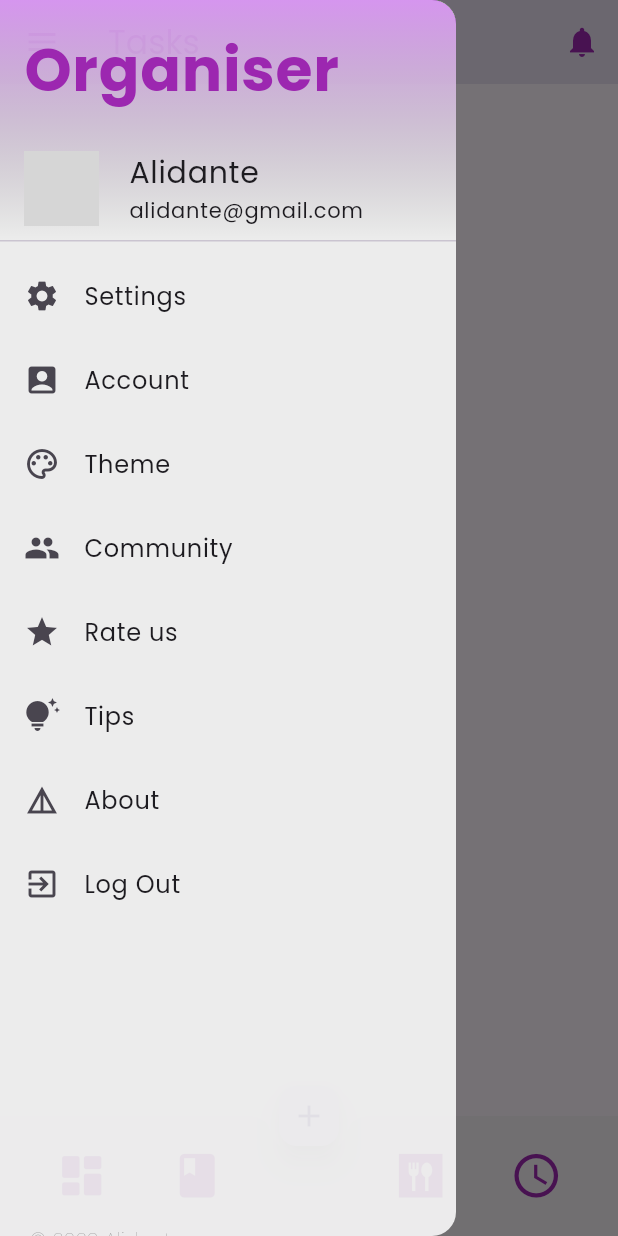
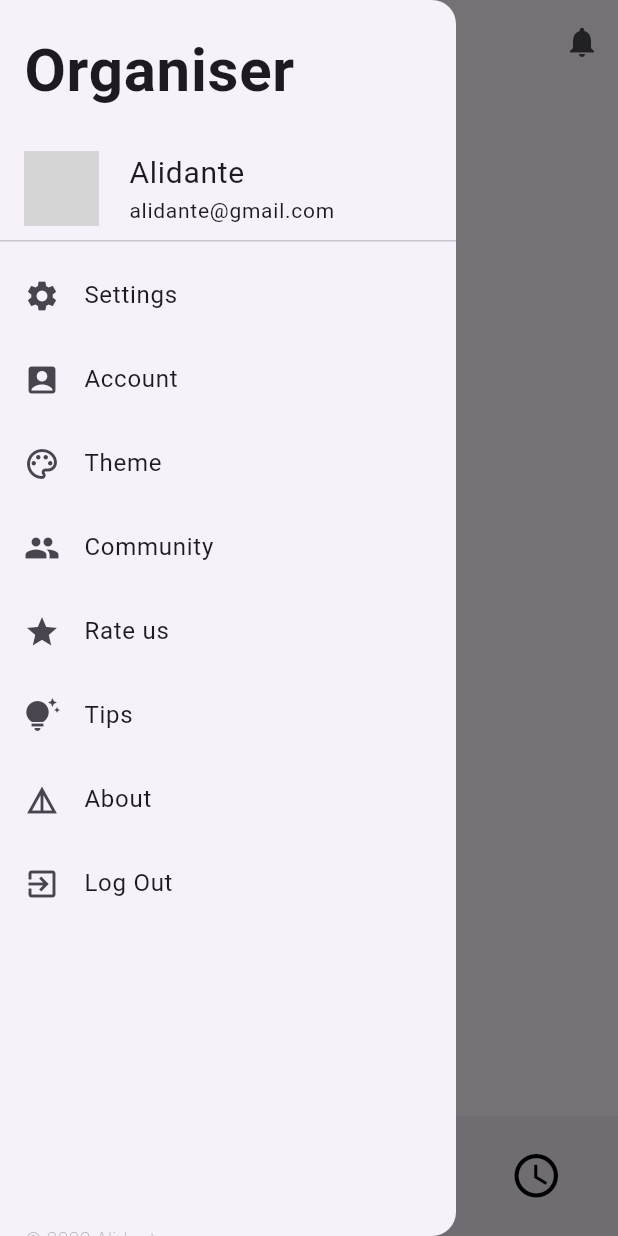
Before and after one commit to prenext/organiser, a Flutter app: the screen it shows after launch, item 2 of the bottom bar chosen, with the side drawer open, on a phone screen of 412 x 824 dp. Run offline on Flutter 3.47's test engine with Material 3 defaults, Android fonts, the phone set to English and light mode, and no system bars; our stand-ins replace google_fonts; network calls fail; grey boxes are pictures that could not be loaded.

Commit message:
update homepage ui

```diff
--- a/lib/main.dart
+++ b/lib/main.dart
@@ -17,15 +17,15 @@ class OrganiserApp extends StatefulWidget {
 class _OrganiserAppState extends State<OrganiserApp> {
   @override
   Widget build(BuildContext context) {
-    SystemChrome.setSystemUIOverlayStyle(SystemUiOverlayStyle(
-      statusBarColor: Colors.transparent,
-    ));
-    return  MaterialApp(
-         theme: ThemeData(
-           primarySwatch: Colors.purple,
-        textTheme: GoogleFonts.poppinsTextTheme(
-          Theme.of(context).textTheme,
-        ),
+    // SystemChrome.setSystemUIOverlayStyle(SystemUiOverlayStyle(
+    //     //statusBarColor: Colors.transparent,
+    //     ));
+    return MaterialApp(
+      theme: ThemeData(
+        primarySwatch: Colors.deepPurple,
+        // textTheme: GoogleFonts.poppinsTextTheme(
+        //   Theme.of(context).textTheme,
+        // ),
       ),
       home: SplashScreen(),
       debugShowCheckedModeBanner: false,
--- a/lib/pages/home/home_page.dart
+++ b/lib/pages/home/home_page.dart
@@ -12,7 +12,6 @@ class HomePage extends StatefulWidget {
 }
 
 class _HomePageState extends State<HomePage> {
-
   int currentIndex = 0;
 
   final PageController _pageController = PageController();
@@ -59,11 +58,7 @@ class _HomePageState extends State<HomePage> {
   Widget build(BuildContext context) {
     return Scaffold(
       appBar: AppBar(
-        backgroundColor: Colors.transparent,
-        shadowColor: Colors.transparent,
-        elevation: 10,
         title: Text(appBarTitle),
-        foregroundColor: Colors.purple,
         actions: <Widget>[
           IconButton(
             icon: const Icon(Icons.notifications),
@@ -91,8 +86,7 @@ class _HomePageState extends State<HomePage> {
       ),
       floatingActionButtonLocation: FloatingActionButtonLocation.centerDocked,
       bottomNavigationBar: BottomAppBar(
-        elevation: 0,
-        color: Color.fromARGB(41, 207, 207, 207),
+        elevation: 10,
         clipBehavior: Clip.antiAlias,
         shape: CircularNotchedRectangle(),
         child: Container(
@@ -101,7 +95,6 @@ class _HomePageState extends State<HomePage> {
           child: IconTheme(
             data: IconThemeData(
               size: 35,
-              color: Colors.purple,
             ),
             child: Row(
               mainAxisAlignment: MainAxisAlignment.spaceAround,
@@ -148,7 +141,6 @@ class _HomePageStateDrawer extends StatelessWidget {
   @override
   Widget build(BuildContext context) {
     return Drawer(
-      backgroundColor: Color.fromARGB(220, 255, 255, 255),
       elevation: 10,
       child: ListView(
         padding: EdgeInsets.zero,
@@ -163,7 +155,6 @@ class _HomePageStateDrawer extends StatelessWidget {
                   style: TextStyle(
                     fontSize: 40.0,
                     fontWeight: FontWeight.bold,
-                    color: Colors.purple,
                   ),
                 ),
                 SizedBox(height: 20.0), // Add spacing between elements
@@ -203,16 +194,6 @@ class _HomePageStateDrawer extends StatelessWidget {
                   ],
                 )
               ],
-            ),
-            decoration: BoxDecoration(
-              gradient: LinearGradient(
-                begin: Alignment.topCenter,
-                end: Alignment.bottomCenter,
-                colors: [
-                  Color.fromARGB(107, 184, 33, 243),
-                  Colors.transparent,
-                ],
-              ),
             ),
           ),
           ListTile(
```
Also changed, not shown: 1 other file. Lines whose indentation alone changed are shown as unchanged.
